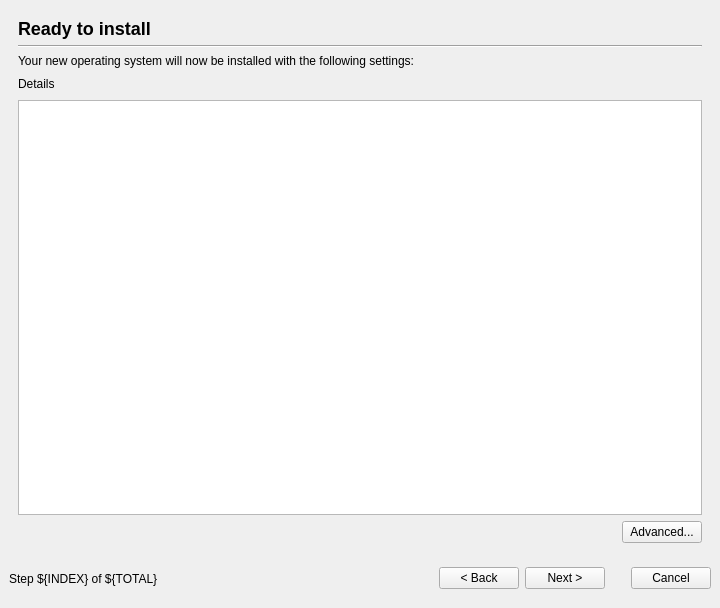
Old version of the form ubiquity/frontend/liveinstaller.ui in the repository chenhan1218/ubiquity.
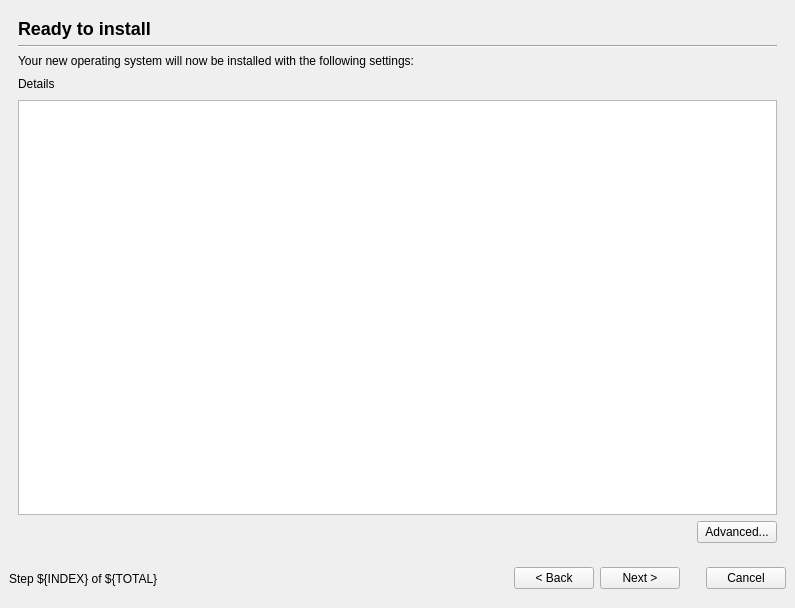
New version of the form. The open tabs and pages were chosen to show the change. Icons and pictures are not drawn.

Commit message: Tidy up qt advanceddialog.ui

What changed in the file:
```diff
--- a/ubiquity/frontend/liveinstaller.ui
+++ b/ubiquity/frontend/liveinstaller.ui
@@ -5,7 +5,7 @@
    <rect>
     <x>0</x>
     <y>0</y>
-    <width>709</width>
+    <width>795</width>
     <height>608</height>
    </rect>
   </property>
@@ -1341,17 +1341,20 @@
        <property name="spacing" >
         <number>6</number>
        </property>
-       <item row="2" column="0" colspan="2" >
-        <widget class="QLabel" name="ready_description_label" >
-         <property name="text" >
-          <string>Your new operating system will now be installed with the following settings:</string>
+       <item row="5" column="0" colspan="2" >
+        <spacer>
+         <property name="orientation" >
+          <enum>Qt::Horizontal</enum>
          </property>
-         <property name="wordWrap" >
-          <bool>false</bool>
+         <property name="sizeHint" >
+          <size>
+           <width>40</width>
+           <height>20</height>
+          </size>
          </property>
-        </widget>
+        </spacer>
        </item>
-       <item row="6" column="1" >
+       <item row="5" column="2" >
         <widget class="QPushButton" name="advanced_button" >
          <property name="sizePolicy" >
           <sizepolicy>
@@ -1366,86 +1369,83 @@
          </property>
         </widget>
        </item>
-       <item row="1" column="0" colspan="2" >
-        <widget class="Line" name="line2" >
-         <property name="frameShape" >
-          <enum>QFrame::HLine</enum>
-         </property>
-         <property name="frameShadow" >
-          <enum>QFrame::Sunken</enum>
-         </property>
-         <property name="orientation" >
-          <enum>Qt::Horizontal</enum>
-         </property>
-        </widget>
-       </item>
-       <item row="3" column="1" >
-        <spacer>
-         <property name="orientation" >
-          <enum>Qt::Horizontal</enum>
-         </property>
-         <property name="sizeType" >
-          <enum>QSizePolicy::Maximum</enum>
-         </property>
-         <property name="sizeHint" >
-          <size>
-           <width>50</width>
-           <height>20</height>
-          </size>
-         </property>
-        </spacer>
-       </item>
-       <item row="3" column="0" >
-        <widget class="QLabel" name="textLabel8" >
-         <property name="text" >
-          <string>Details</string>
-         </property>
-         <property name="wordWrap" >
-          <bool>false</bool>
-         </property>
-        </widget>
-       </item>
-       <item row="6" column="0" >
-        <spacer>
-         <property name="orientation" >
-          <enum>Qt::Horizontal</enum>
-         </property>
-         <property name="sizeHint" >
-          <size>
-           <width>40</width>
-           <height>20</height>
-          </size>
-         </property>
-        </spacer>
-       </item>
-       <item row="0" column="0" colspan="2" >
-        <widget class="QLabel" name="ready_heading_label" >
-         <property name="sizePolicy" >
-          <sizepolicy>
-           <hsizetype>5</hsizetype>
-           <vsizetype>5</vsizetype>
-           <horstretch>1</horstretch>
-           <verstretch>0</verstretch>
-          </sizepolicy>
-         </property>
-         <property name="text" >
-          <string>&lt;h2>Ready to install&lt;/h2></string>
-         </property>
-         <property name="alignment" >
-          <set>Qt::AlignVCenter</set>
-         </property>
-         <property name="wordWrap" >
-          <bool>false</bool>
-         </property>
-        </widget>
-       </item>
-       <item row="4" column="0" colspan="2" >
+       <item row="4" column="0" colspan="3" >
         <widget class="QTextEdit" name="ready_text" >
          <property name="readOnly" >
           <bool>true</bool>
          </property>
         </widget>
        </item>
+       <item row="0" column="0" colspan="3" >
+        <widget class="QLabel" name="ready_heading_label" >
+         <property name="sizePolicy" >
+          <sizepolicy>
+           <hsizetype>5</hsizetype>
+           <vsizetype>5</vsizetype>
+           <horstretch>1</horstretch>
+           <verstretch>0</verstretch>
+          </sizepolicy>
+         </property>
+         <property name="text" >
+          <string>&lt;h2>Ready to install&lt;/h2></string>
+         </property>
+         <property name="alignment" >
+          <set>Qt::AlignVCenter</set>
+         </property>
+         <property name="wordWrap" >
+          <bool>false</bool>
+         </property>
+        </widget>
+       </item>
+       <item row="3" column="0" >
+        <widget class="QLabel" name="textLabel8" >
+         <property name="text" >
+          <string>Details</string>
+         </property>
+         <property name="wordWrap" >
+          <bool>false</bool>
+         </property>
+        </widget>
+       </item>
+       <item row="3" column="1" colspan="2" >
+        <spacer>
+         <property name="orientation" >
+          <enum>Qt::Horizontal</enum>
+         </property>
+         <property name="sizeType" >
+          <enum>QSizePolicy::Maximum</enum>
+         </property>
+         <property name="sizeHint" >
+          <size>
+           <width>50</width>
+           <height>20</height>
+          </size>
+         </property>
+        </spacer>
+       </item>
+       <item row="1" column="0" colspan="3" >
+        <widget class="Line" name="line2" >
+         <property name="frameShape" >
+          <enum>QFrame::HLine</enum>
+         </property>
+         <property name="frameShadow" >
+          <enum>QFrame::Sunken</enum>
+         </property>
+         <property name="orientation" >
+          <enum>Qt::Horizontal</enum>
+         </property>
+        </widget>
+       </item>
+       <item row="2" column="0" colspan="3" >
+        <widget class="QLabel" name="ready_description_label" >
+         <property name="text" >
+          <string>Your new operating system will now be installed with the following settings:</string>
+         </property>
+         <property name="wordWrap" >
+          <bool>false</bool>
+         </property>
+        </widget>
+       </item>
       </layout>
      </widget>
     </widget>
```
Left out of the diff: 2 changed lines with no effect on the pictures. The commit also changes 2 other files.
